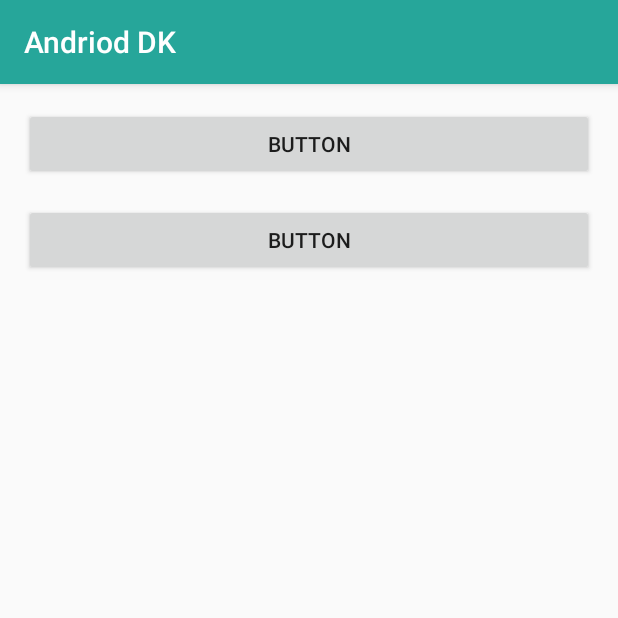
After one commit to dilipkumar4813/AndriodDK, an Android app: the FlipWIthoutLibActivity screen opened directly, with no data from a screen before it, on a phone screen of 412 x 824 dp, the top half of it. The commit adds this screen. Run offline under Robolectric (Android 15) with nearby library versions, the phone set to English and light mode, and no system bars; our stand-ins replace ButterKnife.

Commit message:
Boiler plate for more to come

```diff
--- a/app/build.gradle
+++ b/app/build.gradle
@@ -23,8 +23,14 @@ dependencies {
     implementation 'com.android.support:appcompat-v7:26.1.0'
     implementation 'com.android.support.constraint:constraint-layout:1.0.2'
     implementation 'com.android.support:support-v4:26.1.0'
+
     testImplementation 'junit:junit:4.12'
+
     androidTestImplementation 'com.android.support.test:runner:1.0.1'
     androidTestImplementation 'com.android.support.test.espresso:espresso-core:3.0.1'
+
     compile 'app.num.numandroidpagecurleffect:numandroidpagecurleffect:1.0'
+
+    compile 'com.jakewharton:butterknife:8.8.1'
+    annotationProcessor 'com.jakewharton:butterknife-compiler:8.8.1'
 }
--- /dev/null
+++ b/app/src/main/java/iamdilipkumar/com/andrioddk/ui/activities/FlipWIthoutLibActivity.java
@@ -0,0 +1,25 @@
+package iamdilipkumar.com.andrioddk.ui.activities;
+
+import android.os.Bundle;
+import android.support.v7.app.AppCompatActivity;
+
+import butterknife.ButterKnife;
+import iamdilipkumar.com.andrioddk.R;
+
+/**
+ * Activity to demonstrate flip without library
+ *
+ * @author dilipkumar4813
+ * @version 1.0
+ * @since 28/10/17
+ */
+
+public class FlipWIthoutLibActivity extends AppCompatActivity {
+
+    @Override
+    protected void onCreate(Bundle savedInstanceState) {
+        super.onCreate(savedInstanceState);
+        setContentView(R.layout.activity_options);
+        ButterKnife.bind(this);
+    }
+}
--- /dev/null
+++ b/app/src/main/res/layout/activity_flip_without_lib.xml
@@ -0,0 +1,6 @@
+<?xml version="1.0" encoding="utf-8"?>
+<android.support.constraint.ConstraintLayout
+    xmlns:android="http://schemas.android.com/apk/res/android" android:layout_width="match_parent"
+    android:layout_height="match_parent">
+
+</android.support.constraint.ConstraintLayout>
--- /dev/null
+++ b/app/src/main/res/layout/activity_options.xml
@@ -0,0 +1,32 @@
+<?xml version="1.0" encoding="utf-8"?>
+<android.support.constraint.ConstraintLayout
+    xmlns:android="http://schemas.android.com/apk/res/android"
+    xmlns:app="http://schemas.android.com/apk/res-auto"
+    xmlns:tools="http://schemas.android.com/tools"
+    android:layout_width="match_parent"
+    android:layout_height="match_parent">
+
+    <Button
+        android:id="@+id/btn_page_flip_library"
+        android:layout_width="0dp"
+        android:layout_height="wrap_content"
+        android:layout_marginEnd="16dp"
+        android:layout_marginStart="16dp"
+        android:layout_marginTop="16dp"
+        android:text="Button"
+        app:layout_constraintEnd_toEndOf="parent"
+        app:layout_constraintStart_toStartOf="parent"
+        app:layout_constraintTop_toTopOf="parent" />
+
+    <Button
+        android:id="@+id/btn_page_flip_without_library"
+        android:layout_width="0dp"
+        android:layout_height="wrap_content"
+        android:layout_marginEnd="16dp"
+        android:layout_marginStart="16dp"
+        android:layout_marginTop="16dp"
+        android:text="Button"
+        app:layout_constraintEnd_toEndOf="parent"
+        app:layout_constraintStart_toStartOf="parent"
+        app:layout_constraintTop_toBottomOf="@+id/btn_page_flip_library" />
+</android.support.constraint.ConstraintLayout>
```
Also changed, not shown: app/src/main/AndroidManifest.xml (+9 -1 lines), app/src/main/java/iamdilipkumar/com/andrioddk/ui/activities/FlipPageActivity.java (+6 -2 lines), app/src/main/java/iamdilipkumar/com/andrioddk/ui/activities/OptionsActivity.java (added, +29 -0 lines).
